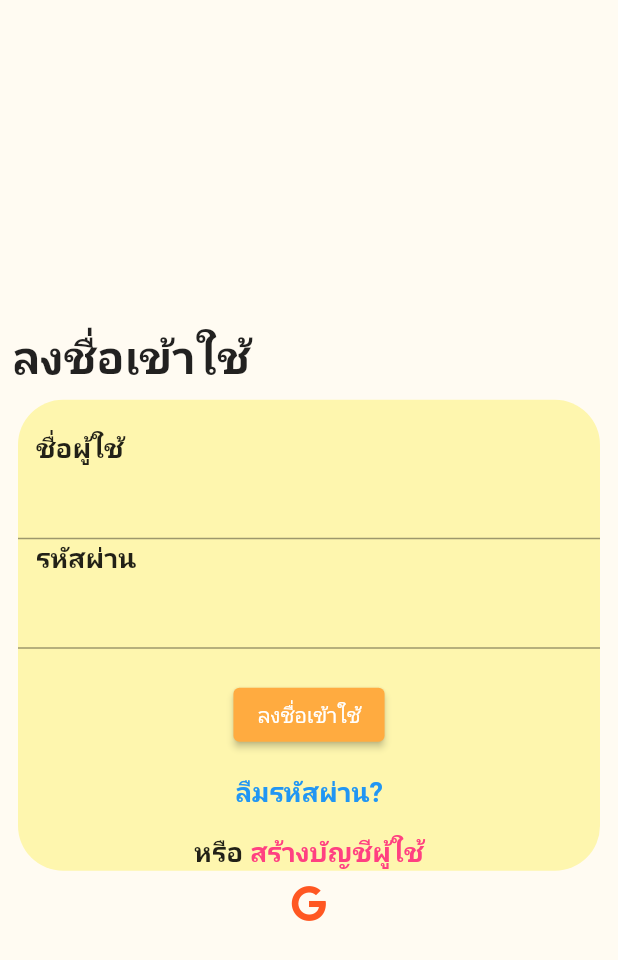
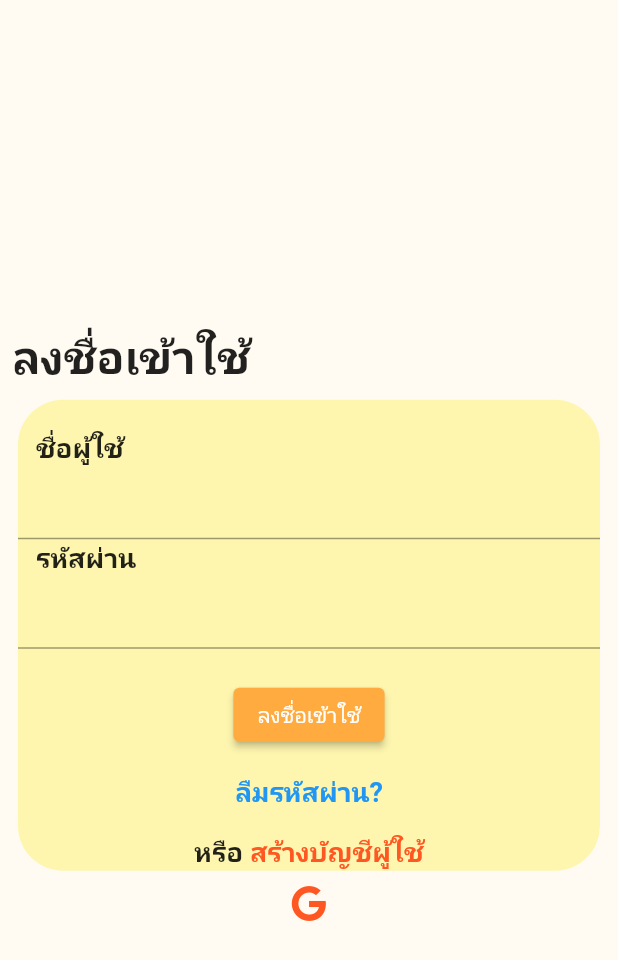
Before and after one commit to AINutritionProject/KinDeeUDee, a Flutter app: the LoginPage screen opened directly, on a phone screen of 412 x 824 dp. Shown: the top 960 px of the screen. Run offline on Flutter 3.47's test engine with Material 2 defaults, Android fonts, the phone set to English and light mode, and no system bars; our stand-ins replace camera, cloud_firestore, dotted_border, firebase_auth, firebase_core, font_awesome_flutter and 2 more; accounts and stored records are empty.

Commit message:
change some text color in login page

```diff
--- a/lib/pages/login.dart
+++ b/lib/pages/login.dart
@@ -119,7 +119,7 @@ class _LogInFormState extends State<LogInForm> {
                     style: TextStyle(
                         fontSize: 18,
                         fontWeight: FontWeight.w600,
-                        color: Colors.pinkAccent),
+                        color: Colors.deepOrange),
                   ),
                 )
               ],
```
